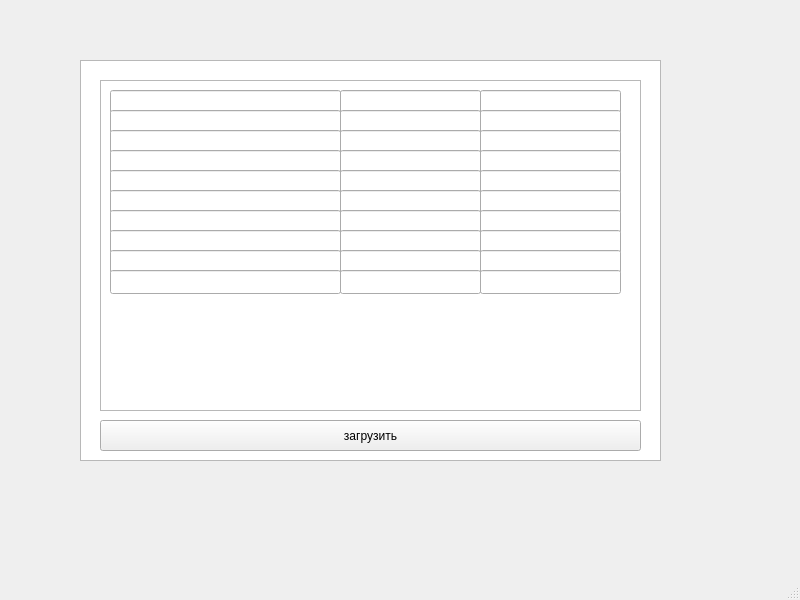
The window that laboration sem2/qt/lab5/Card/mainwindow.ui (AniEndrIgo/-) describes before a commit, drawn with Qt 5.
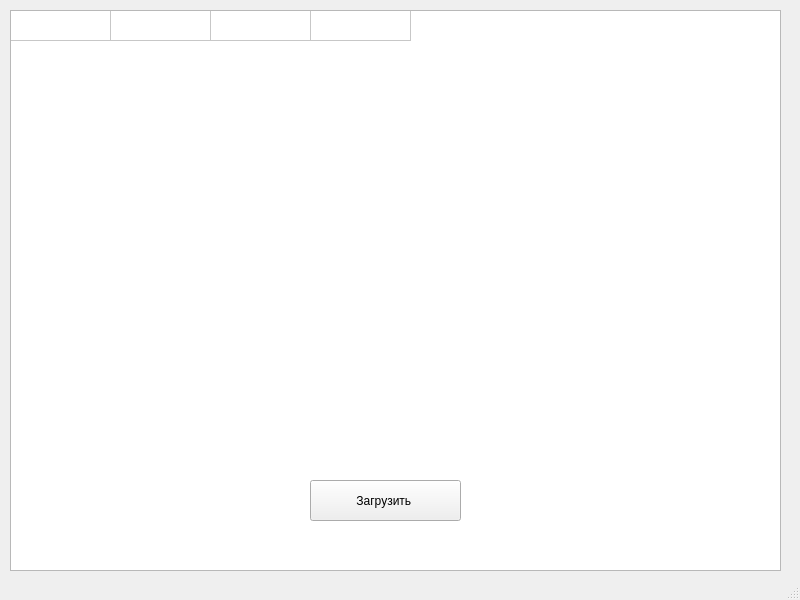
The same window after the commit.

What changed in the file:
```diff
--- a/laboration sem2/qt/lab5/Card/mainwindow.ui
+++ b/laboration sem2/qt/lab5/Card/mainwindow.ui
@@ -17,334 +17,58 @@
    <widget class="QTableWidget" name="tableWidget">
     <property name="geometry">
      <rect>
-      <x>80</x>
-      <y>60</y>
-      <width>581</width>
-      <height>401</height>
+      <x>10</x>
+      <y>10</y>
+      <width>771</width>
+      <height>561</height>
      </rect>
     </property>
-   </widget>
-   <widget class="QListView" name="listView">
-    <property name="geometry">
-     <rect>
-      <x>100</x>
-      <y>80</y>
-      <width>541</width>
-      <height>331</height>
-     </rect>
+    <property name="font">
+     <font>
+      <pointsize>15</pointsize>
+     </font>
     </property>
+    <property name="lineWidth">
+     <number>1</number>
+    </property>
+    <property name="autoScrollMargin">
+     <number>16</number>
+    </property>
+    <property name="rowCount">
+     <number>1</number>
+    </property>
+    <property name="columnCount">
+     <number>4</number>
+    </property>
+    <property name="supportedDragActions">
+     <set>Qt::DropAction::CopyAction|Qt::DropAction::MoveAction</set>
+    </property>
+    <attribute name="horizontalHeaderVisible">
+     <bool>false</bool>
+    </attribute>
+    <attribute name="horizontalHeaderCascadingSectionResizes">
+     <bool>false</bool>
+    </attribute>
+    <attribute name="verticalHeaderVisible">
+     <bool>false</bool>
+    </attribute>
+    <row/>
+    <column/>
+    <column/>
+    <column/>
+    <column/>
    </widget>
    <widget class="QPushButton" name="pushButton">
     <property name="geometry">
      <rect>
-      <x>100</x>
-      <y>420</y>
-      <width>541</width>
-      <height>31</height>
+      <x>310</x>
+      <y>480</y>
+      <width>151</width>
+      <height>41</height>
      </rect>
     </property>
     <property name="text">
-     <string>загрузить</string>
-    </property>
-   </widget>
-   <widget class="QLineEdit" name="lineEdit">
-    <property name="geometry">
-     <rect>
-      <x>110</x>
-      <y>90</y>
-      <width>231</width>
-      <height>24</height>
-     </rect>
-    </property>
-   </widget>
-   <widget class="QLineEdit" name="lineEdit_2">
-    <property name="geometry">
-     <rect>
-      <x>340</x>
-      <y>90</y>
-      <width>141</width>
-      <height>24</height>
-     </rect>
-    </property>
-   </widget>
-   <widget class="QLineEdit" name="lineEdit_3">
-    <property name="geometry">
-     <rect>
-      <x>480</x>
-      <y>90</y>
-      <width>141</width>
-      <height>24</height>
-     </rect>
-    </property>
-   </widget>
-   <widget class="QLineEdit" name="lineEdit_4">
-    <property name="geometry">
-     <rect>
-      <x>480</x>
-      <y>110</y>
-      <width>141</width>
-      <height>24</height>
-     </rect>
-    </property>
-   </widget>
-   <widget class="QLineEdit" name="lineEdit_5">
-    <property name="geometry">
-     <rect>
-      <x>340</x>
-      <y>110</y>
-      <width>141</width>
-      <height>24</height>
-     </rect>
-    </property>
-   </widget>
-   <widget class="QLineEdit" name="lineEdit_6">
-    <property name="geometry">
-     <rect>
-      <x>110</x>
-      <y>110</y>
-      <width>231</width>
-      <height>24</height>
-     </rect>
-    </property>
-   </widget>
-   <widget class="QLineEdit" name="lineEdit_7">
-    <property name="geometry">
-     <rect>
-      <x>480</x>
-      <y>130</y>
-      <width>141</width>
-      <height>24</height>
-     </rect>
-    </property>
-   </widget>
-   <widget class="QLineEdit" name="lineEdit_8">
-    <property name="geometry">
-     <rect>
-      <x>340</x>
-      <y>130</y>
-      <width>141</width>
-      <height>24</height>
-     </rect>
-    </property>
-   </widget>
-   <widget class="QLineEdit" name="lineEdit_9">
-    <property name="geometry">
-     <rect>
-      <x>110</x>
-      <y>130</y>
-      <width>231</width>
-      <height>24</height>
-     </rect>
-    </property>
-   </widget>
-   <widget class="QLineEdit" name="lineEdit_10">
-    <property name="geometry">
-     <rect>
-      <x>480</x>
-      <y>150</y>
-      <width>141</width>
-      <height>24</height>
-     </rect>
-    </property>
-   </widget>
-   <widget class="QLineEdit" name="lineEdit_11">
-    <property name="geometry">
-     <rect>
-      <x>340</x>
-      <y>150</y>
-      <width>141</width>
-      <height>24</height>
-     </rect>
-    </property>
-   </widget>
-   <widget class="QLineEdit" name="lineEdit_12">
-    <property name="geometry">
-     <rect>
-      <x>110</x>
-      <y>150</y>
-      <width>231</width>
-      <height>24</height>
-     </rect>
-    </property>
-   </widget>
-   <widget class="QLineEdit" name="lineEdit_13">
-    <property name="geometry">
-     <rect>
-      <x>480</x>
-      <y>170</y>
-      <width>141</width>
-      <height>24</height>
-     </rect>
-    </property>
-   </widget>
-   <widget class="QLineEdit" name="lineEdit_14">
-    <property name="geometry">
-     <rect>
-      <x>340</x>
-      <y>170</y>
-      <width>141</width>
-      <height>24</height>
-     </rect>
-    </property>
-   </widget>
-   <widget class="QLineEdit" name="lineEdit_15">
-    <property name="geometry">
-     <rect>
-      <x>110</x>
-      <y>170</y>
-      <width>231</width>
-      <height>24</height>
-     </rect>
-    </property>
-   </widget>
-   <widget class="QLineEdit" name="lineEdit_16">
-    <property name="geometry">
-     <rect>
-      <x>480</x>
-      <y>190</y>
-      <width>141</width>
-      <height>24</height>
-     </rect>
-    </property>
-   </widget>
-   <widget class="QLineEdit" name="lineEdit_17">
-    <property name="geometry">
-     <rect>
-      <x>340</x>
-      <y>190</y>
-      <width>141</width>
-      <height>24</height>
-     </rect>
-    </property>
-   </widget>
-   <widget class="QLineEdit" name="lineEdit_18">
-    <property name="geometry">
-     <rect>
-      <x>110</x>
-      <y>190</y>
-      <width>231</width>
-      <height>24</height>
-     </rect>
-    </property>
-   </widget>
-   <widget class="QLineEdit" name="lineEdit_19">
-    <property name="geometry">
-     <rect>
-      <x>480</x>
-      <y>210</y>
-      <width>141</width>
-      <height>24</height>
-     </rect>
-    </property>
-   </widget>
-   <widget class="QLineEdit" name="lineEdit_20">
-    <property name="geometry">
-     <rect>
-      <x>340</x>
-      <y>210</y>
-      <width>141</width>
-      <height>24</height>
-     </rect>
-    </property>
-   </widget>
-   <widget class="QLineEdit" name="lineEdit_21">
-    <property name="geometry">
-     <rect>
-      <x>110</x>
-      <y>210</y>
-      <width>231</width>
-      <height>24</height>
-     </rect>
-    </property>
-   </widget>
-   <widget class="QLineEdit" name="lineEdit_22">
-    <property name="geometry">
-     <rect>
-      <x>480</x>
-      <y>230</y>
-      <width>141</width>
-      <height>24</height>
-     </rect>
-    </property>
-   </widget>
-   <widget class="QLineEdit" name="lineEdit_23">
-    <property name="geometry">
-     <rect>
-      <x>340</x>
-      <y>230</y>
-      <width>141</width>
-      <height>24</height>
-     </rect>
-    </property>
-   </widget>
-   <widget class="QLineEdit" name="lineEdit_24">
-    <property name="geometry">
-     <rect>
-      <x>110</x>
-      <y>230</y>
-      <width>231</width>
-      <height>24</height>
-     </rect>
-    </property>
-   </widget>
-   <widget class="QLineEdit" name="lineEdit_25">
-    <property name="geometry">
-     <rect>
-      <x>480</x>
-      <y>250</y>
-      <width>141</width>
-      <height>24</height>
-     </rect>
-    </property>
-   </widget>
-   <widget class="QLineEdit" name="lineEdit_26">
-    <property name="geometry">
-     <rect>
-      <x>340</x>
-      <y>250</y>
-      <width>141</width>
-      <height>24</height>
-     </rect>
-    </property>
-   </widget>
-   <widget class="QLineEdit" name="lineEdit_27">
-    <property name="geometry">
-     <rect>
-      <x>110</x>
-      <y>250</y>
-      <width>231</width>
-      <height>24</height>
-     </rect>
-    </property>
-   </widget>
-   <widget class="QLineEdit" name="lineEdit_28">
-    <property name="geometry">
-     <rect>
-      <x>480</x>
-      <y>270</y>
-      <width>141</width>
-      <height>24</height>
-     </rect>
-    </property>
-   </widget>
-   <widget class="QLineEdit" name="lineEdit_29">
-    <property name="geometry">
-     <rect>
-      <x>340</x>
-      <y>270</y>
-      <width>141</width>
-      <height>24</height>
-     </rect>
-    </property>
-   </widget>
-   <widget class="QLineEdit" name="lineEdit_30">
-    <property name="geometry">
-     <rect>
-      <x>110</x>
-      <y>270</y>
-      <width>231</width>
-      <height>24</height>
-     </rect>
+     <string>Загрузить </string>
     </property>
    </widget>
   </widget>
```
Left out of the diff: 2 changed lines with no effect on the pictures.
